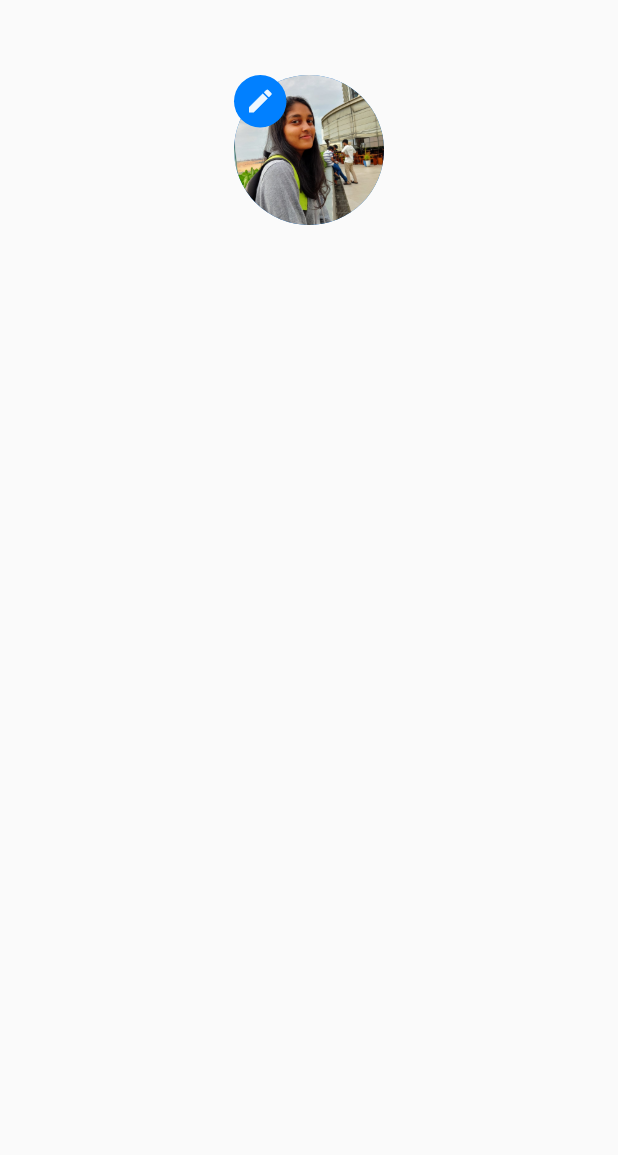
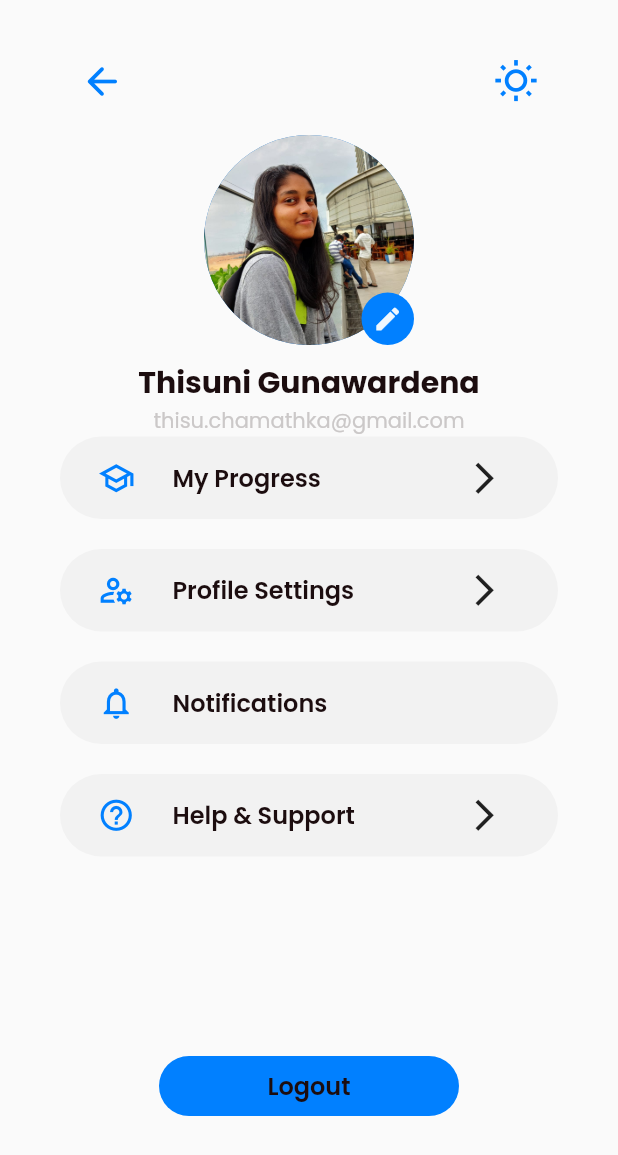
Before and after one commit to thixuni/devsign-app, a Flutter app: the screen it shows after launch, on a phone screen of 412 x 824 dp. Shown: the top 1155 px of the screen. Run offline on Flutter 3.47's test engine with Material 2 defaults, Android fonts, the phone set to English and light mode, and no system bars; our stand-ins replace firebase_auth, firebase_core, percent_indicator; accounts and stored records are empty.

Commit message:
Commit 2 - 25/12/2021

```diff
--- a/lib/constants/colors.dart
+++ b/lib/constants/colors.dart
@@ -6,3 +6,4 @@ const Color kBlue = Color(0xFF0180FF);
 const Color kBlack = Color(0xFF1C0D0F);
 const Color kWhite = Color(0xFFFFFFFF);
 const Color kGrey = Color(0xFFCBC8C8);
+const Color kOffWhite = Color(0xFFF2F2F2);
--- a/lib/screens/profile/profile.dart
+++ b/lib/screens/profile/profile.dart
@@ -1,32 +1,48 @@
 import 'package:course_app/constants/colors.dart';
+import 'package:course_app/constants/fonts.dart';
 import 'package:flutter/material.dart';
 
 class ProfilePage extends StatelessWidget {
   @override
   Widget build(BuildContext context) {
-    return Scaffold(
-        body: Column(
+    var profileHeader = Column(children: <Widget>[
+      SizedBox(
+        height: 30.0,
+      ),
+      Row(
+          mainAxisAlignment: MainAxisAlignment.spaceBetween,
+          crossAxisAlignment: CrossAxisAlignment.start,
           children: <Widget>[
-        Row(mainAxisAlignment: MainAxisAlignment.center, children: <Widget>[
-          //check what to add for the stack
+            SizedBox(
+              width: 0,
+            ),
+            IconButton(
+                icon: Icon(
+                  Icons.arrow_back_rounded,
+                  color: kBlue,
+                ),
+                iconSize: 30,
+                onPressed: () => Navigator.of(context).pop()),
             Container(
-            margin: EdgeInsets.only(top: 50),
+              height: 140.0,
+              width: 140.0,
+              margin: EdgeInsets.only(top: 60.0),
               child: Stack(
                 children: [
                   CircleAvatar(
-                  radius: 50.0,
+                    radius: 70.0,
                     backgroundImage: AssetImage('assets/images/profile.jpeg'),
                   ),
                   Align(
-                    alignment: Alignment.topLeft,
+                      alignment: Alignment.bottomRight,
                       child: Container(
-                      height: 35,
-                      width: 35,
-                      decoration: BoxDecoration(
+                        height: 35.0,
+                        width: 35.0,
+                        decoration: const BoxDecoration(
                           color: kBlue,
                           shape: BoxShape.circle,
                         ),
-                      child: Icon(
+                        child: const Icon(
                           Icons.edit,
                           color: kLightBlue,
                           size: 20,
@@ -34,9 +50,121 @@ class ProfilePage extends StatelessWidget {
                       ))
                 ],
               ),
+            ),
+            IconButton(
+                icon: Icon(
+                  Icons.wb_sunny_outlined,
+                  color: kBlue,
+                ),
+                iconSize: 30,
+                onPressed: () => Navigator.of(context).pop()),
+            SizedBox(
+              width: 0,
+            ),
+          ]),
+      SizedBox(
+        height: 10,
+      ),
+      Text(
+        'Thisuni Gunawardena',
+        style: kSecTitleStyleBold,
+      ),
+      Text(
+        'thisu.chamathka@gmail.com',
+        style: kSecText,
+      ),
+    ]);
+
+    //check how to collect points and use them
+
+    return Scaffold(
+        body: Column(children: <Widget>[
+      profileHeader,
+      Expanded(
+          child: ListView(
+        children: <Widget>[
+          ProfileListItem(
+            icon: Icons.school_outlined,
+            text: 'My Progress',
+          ),
+          ProfileListItem(
+            icon: Icons.manage_accounts_outlined,
+            text: 'Profile Settings',
+          ),
+          ProfileListItem(
+            icon: Icons.notifications_none_outlined,
+            text: 'Notifications', //add toggle
+            hasNavigation: false,
+          ),
+          ProfileListItem(
+            icon: Icons.help_outline,
+            text: 'Help & Support',
+          ),
+        ],
+      )),
+      Container(
+        transform: Matrix4.translationValues(0, -80, 0),
+        height: 40.0,
+        width: 200.0,
+        decoration: BoxDecoration(
+          borderRadius: BorderRadius.circular(30.0),
+          color: kBlue,
+        ),
+        child: Center(
+          child: Text('Logout', style: kPrimaryTextBold),
+        ),
       )
-        ])
-      ],
-    ));
+    ]));
   }
 }
+
+class ProfileListItem extends StatelessWidget {
+  final IconData icon;
+  final text;
+  final bool hasNavigation;
+
+  const ProfileListItem({
+    Key? key,
+    required this.icon,
+    this.text,
+    this.hasNavigation = true,
+  }) : super(key: key);
+
+  @override
+  Widget build(BuildContext context) {
+    return Container(
+      height: 55.0,
+      margin: EdgeInsets.symmetric(horizontal: 40.0).copyWith(bottom: 20.0),
+      padding: EdgeInsets.symmetric(horizontal: 25.0),
+      decoration: BoxDecoration(
+        borderRadius: BorderRadius.circular(30.0),
+        color: kOffWhite,
+      ),
+      child: Row(
+        children: <Widget>[
+          Icon(
+            this.icon,
+            size: 25.0,
+            color: kBlue,
+          ),
+          SizedBox(
+            width: 25.0,
+          ),
+          Text(
+            this.text,
+            style: kPrimaryTextBold,
+          ),
+          Spacer(),
+          if (this.hasNavigation)
+            IconButton(
+              icon: Icon(
+                Icons.arrow_forward_ios_outlined,
+                size: 25.0,
+              ),
+              onPressed: () {},
+            )
+        ],
+      ),
+    );
+  }
+}
```
Lines whose indentation alone changed are shown as unchanged.
